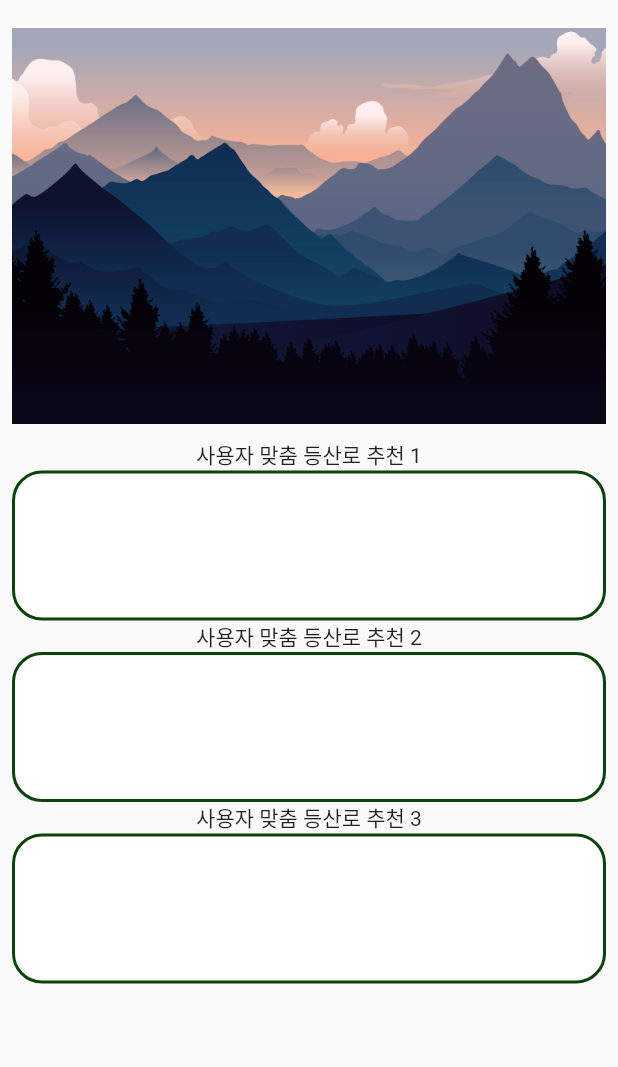
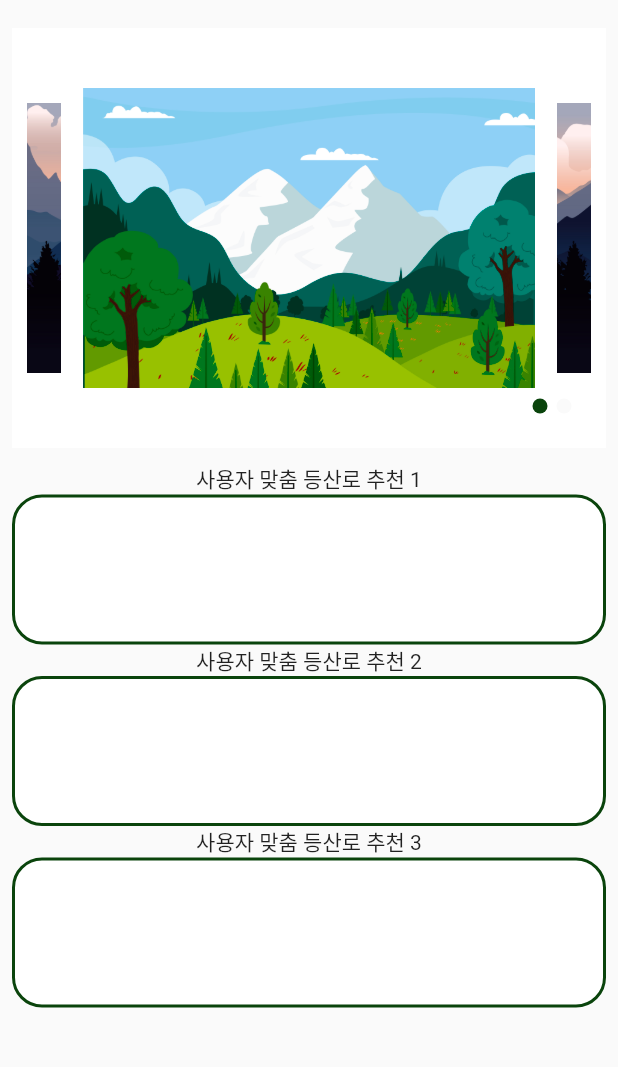
Before and after one commit to SorryKim/2023_capstone, a Flutter app: the LobbyScreen screen opened directly with empty values, on a phone screen of 412 x 824 dp, the part 68-1135 px from its top. Run offline on Flutter 3.47's test engine with Material 2 defaults, Android fonts, the phone set to English and light mode, and no system bars; our stand-ins replace cloud_firestore, firebase_auth, firebase_core, flutter_swiper_plus, geolocator, google_sign_in and 2 more; missing offline and left inert: flutter_survey, health, shake; accounts and stored records are empty.

Commit message:
로비 애니메이션 수정

```diff
--- a/lib/screens/lobby_screen.dart
+++ b/lib/screens/lobby_screen.dart
@@ -1,9 +1,15 @@
 import 'package:cloud_firestore/cloud_firestore.dart';
 import 'package:firebase_auth/firebase_auth.dart';
 import 'package:flutter/material.dart';
+import 'package:flutter_swiper_plus/flutter_swiper_plus.dart';
 import 'package:project/models/mountains_model.dart';
 import 'package:project/screens/information_screen.dart';
 import 'package:project/screens/login_screen.dart';
+
+final List<String> imgList = [
+  'images/6249016.jpg',
+  'images/6229893.jpg',
+];
 
 class LobbyScreen extends StatefulWidget {
   final String uid;
@@ -50,26 +56,27 @@ class _LobbyScreenState extends State<LobbyScreen> {
                     )
                   ],
                 ),
-              body: StreamBuilder(
-                  stream: streamMountains(),
-                  builder: (context, snapshot) {
-                    if (snapshot.hasError) {
-                      return const Center(
-                        child: Text("오류발생~"),
-                      );
-                    } else {
-                      return SingleChildScrollView(
+                body: SingleChildScrollView(
                   child: Padding(
                     padding: const EdgeInsets.all(8.0),
                     child: Column(
                       children: [
-                              AnimatedCrossFade(
-                                duration: const Duration(milliseconds: 500),
-                                firstChild: Image.asset('images/6249016.jpg'),
-                                secondChild: Image.asset('images/6229893.jpg'),
-                                crossFadeState: selected
-                                    ? CrossFadeState.showFirst
-                                    : CrossFadeState.showSecond,
+                        Container(
+                          color: Colors.white,
+                          height: 280,
+                          child: Padding(
+                              padding: const EdgeInsets.all(10),
+                              child: Swiper(
+                                autoplay: true,
+                                scale: 0.9,
+                                viewportFraction: 0.8,
+                                pagination: const SwiperPagination(
+                                    alignment: Alignment.bottomRight),
+                                itemCount: imgList.length,
+                                itemBuilder: (BuildContext context, int index) {
+                                  return Image.asset(imgList[index]);
+                                },
+                              )),
                         ),
                         const SizedBox(
                           height: 10,
@@ -83,8 +90,7 @@ class _LobbyScreenState extends State<LobbyScreen> {
                             color: Colors.white,
                             borderRadius: BorderRadius.circular(20),
                             border: Border.all(
-                                    color:
-                                        const Color.fromARGB(255, 10, 68, 12),
+                              color: const Color.fromARGB(255, 10, 68, 12),
                               style: BorderStyle.solid,
                               width: 2,
                             ),
@@ -99,8 +105,7 @@ class _LobbyScreenState extends State<LobbyScreen> {
                             color: Colors.white,
                             borderRadius: BorderRadius.circular(20),
                             border: Border.all(
-                                    color:
-                                        const Color.fromARGB(255, 10, 68, 12),
+                              color: const Color.fromARGB(255, 10, 68, 12),
                               style: BorderStyle.solid,
                               width: 2,
                             ),
@@ -115,8 +120,7 @@ class _LobbyScreenState extends State<LobbyScreen> {
                             color: Colors.white,
                             borderRadius: BorderRadius.circular(20),
                             border: Border.all(
-                                    color:
-                                        const Color.fromARGB(255, 10, 68, 12),
+                              color: const Color.fromARGB(255, 10, 68, 12),
                               style: BorderStyle.solid,
                               width: 2,
                             ),
@@ -125,10 +129,7 @@ class _LobbyScreenState extends State<LobbyScreen> {
                       ],
                     ),
                   ),
-                      );
-                    }
-                  }),
-            );
+                ));
           }
         });
   }
--- a/pubspec.yaml
+++ b/pubspec.yaml
@@ -48,6 +48,7 @@ dependencies:
   intl: ^0.17.0
   health: ^6.0.0
   permission_handler: ^10.2.0
+  flutter_swiper_plus: ^2.0.4
 
 dev_dependencies:
   flutter_test:
```
Also changed, not shown: pubspec.lock, 1 other file. Lines whose indentation alone changed are shown as unchanged.
